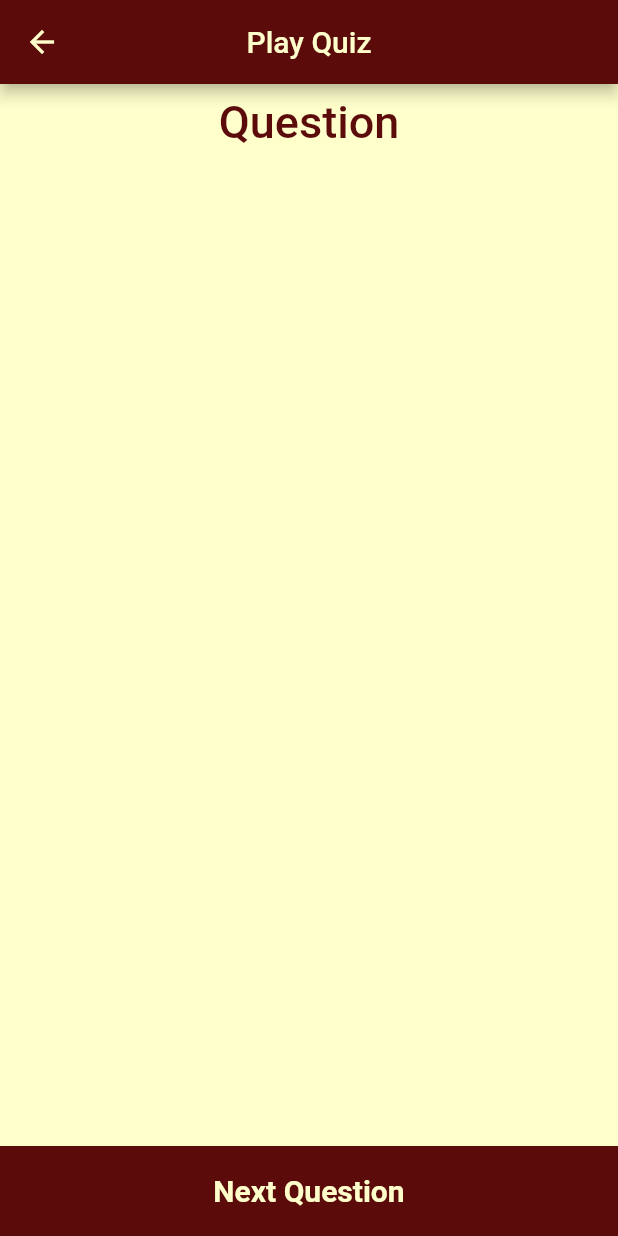
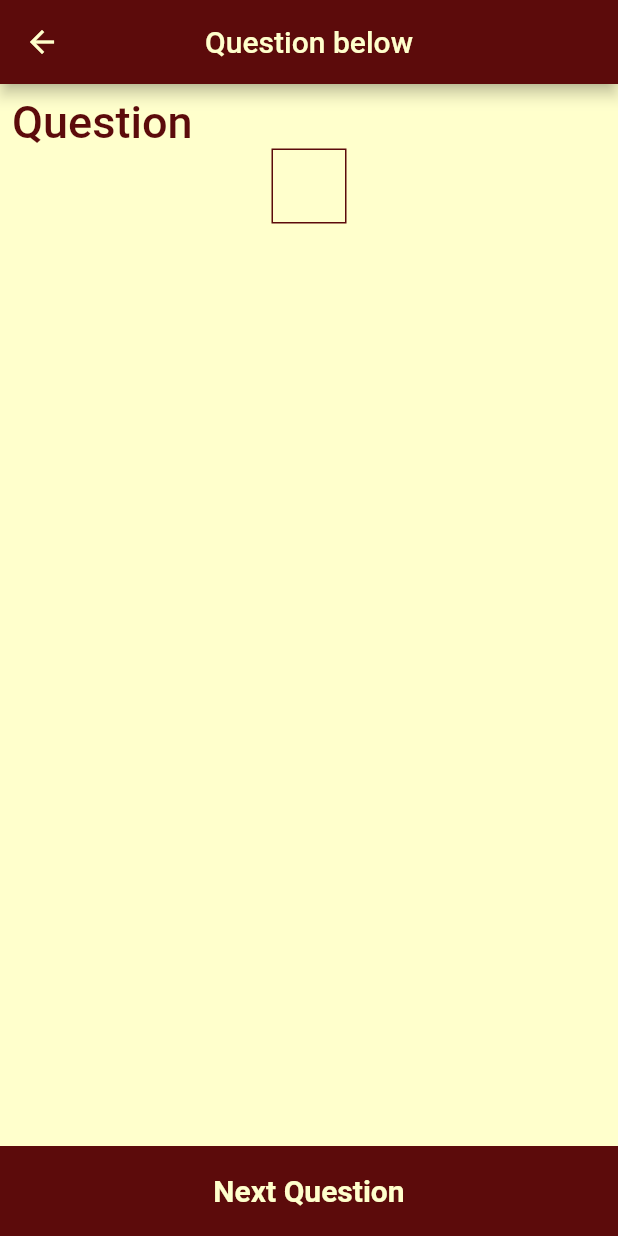
Before and after one commit to AayushPaigwar/Flutter-Quiz-App, a Flutter app: the PlayQuizScreen screen opened directly, on a phone screen of 412 x 824 dp. Run offline on Flutter 3.47's test engine with Material 2 defaults, Android fonts, the phone set to English and light mode, and no system bars.

Commit message:
Changes Done

```diff
--- a/quiz_app/lib/play_quiz_screen.dart
+++ b/quiz_app/lib/play_quiz_screen.dart
@@ -13,33 +13,47 @@ class _PlayQuizScreenState extends State<PlayQuizScreen> {
   Widget build(BuildContext context) {
     return Scaffold(
       backgroundColor: backgroundColor,
+
+      //Heading of the appBar
       appBar: AppBar(
         centerTitle: true,
         iconTheme: IconThemeData(color: backgroundColor),
         backgroundColor: foregroundColor,
         title: Text(
-          "Play Quiz",
+          "Question below",
           style: TextStyle(
             color: backgroundColor,
           ),
         ),
       ),
+
+      //Question 1
       body: Padding(
         padding: const EdgeInsets.all(8.0),
         child: Column(children: [
-          Text(
-            "Question",
-            style: TextStyle(
-              color: foregroundColor,
-              fontSize: 30,
-              fontWeight: FontWeight.w500,
+          Align(
+            alignment: Alignment.centerLeft,
+            child: Text(
+              "Question",
+              style: TextStyle(
+                color: foregroundColor,
+                fontSize: 30,
+                fontWeight: FontWeight.w500,
+              ),
             ),
           ),
+
+          //Options of questions
           Container(
-            width: double.infinity,
+            width: 50,
+            height: 50,
+            decoration:
+                BoxDecoration(border: Border.all(color: foregroundColor)),
           )
         ]),
       ),
+
+      // Next question Button
       bottomNavigationBar: InkWell(
         onTap: () {},
         child: Container(
```
